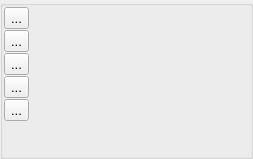
Qt form timeseriesviewer/ui/mapviewdefinition.ui (jakimowb/eo-time-series-viewer) before a commit.
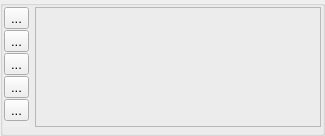
The same form after that commit. Icons and pictures are not drawn.

Diff of the .ui file:
```diff
--- a/timeseriesviewer/ui/mapviewdefinition.ui
+++ b/timeseriesviewer/ui/mapviewdefinition.ui
@@ -6,24 +6,36 @@
    <rect>
     <x>0</x>
     <y>0</y>
-    <width>253</width>
-    <height>159</height>
+    <width>325</width>
+    <height>136</height>
    </rect>
   </property>
+  <property name="sizePolicy">
+   <sizepolicy hsizetype="Expanding" vsizetype="Expanding">
+    <horstretch>0</horstretch>
+    <verstretch>0</verstretch>
+   </sizepolicy>
+  </property>
   <property name="windowTitle">
    <string/>
   </property>
   <property name="title">
    <string/>
   </property>
-  <layout class="QFormLayout" name="formLayout">
-   <property name="horizontalSpacing">
+  <layout class="QHBoxLayout" name="horizontalLayout">
+   <property name="leftMargin">
     <number>1</number>
    </property>
-   <property name="margin">
+   <property name="topMargin">
     <number>1</number>
    </property>
-   <item row="0" column="0">
+   <property name="rightMargin">
+    <number>1</number>
+   </property>
+   <property name="bottomMargin">
+    <number>6</number>
+   </property>
+   <item>
     <widget class="QFrame" name="buttonList">
      <property name="sizePolicy">
       <sizepolicy hsizetype="Fixed" vsizetype="Preferred">
@@ -182,25 +194,30 @@
      </layout>
     </widget>
    </item>
-   <item row="0" column="1">
-    <layout class="QHBoxLayout" name="sensorList">
-     <property name="margin">
-      <number>1</number>
+   <item>
+    <widget class="QFrame" name="sensorList">
+     <property name="frameShape">
+      <enum>QFrame::StyledPanel</enum>
      </property>
-    </layout>
-   </item>
-   <item row="1" column="1">
-    <spacer name="verticalSpacer">
-     <property name="orientation">
-      <enum>Qt::Vertical</enum>
+     <property name="frameShadow">
+      <enum>QFrame::Raised</enum>
      </property>
-     <property name="sizeHint" stdset="0">
-      <size>
-       <width>0</width>
-       <height>0</height>
-      </size>
-     </property>
-    </spacer>
+     <layout class="QHBoxLayout" name="horizontalLayout_2">
+      <item>
+       <spacer name="horizontalSpacer">
+        <property name="orientation">
+         <enum>Qt::Horizontal</enum>
+        </property>
+        <property name="sizeHint" stdset="0">
+         <size>
+          <width>267</width>
+          <height>50</height>
+         </size>
+        </property>
+       </spacer>
+      </item>
+     </layout>
+    </widget>
    </item>
   </layout>
   <action name="actionRemoveMapView">
```
